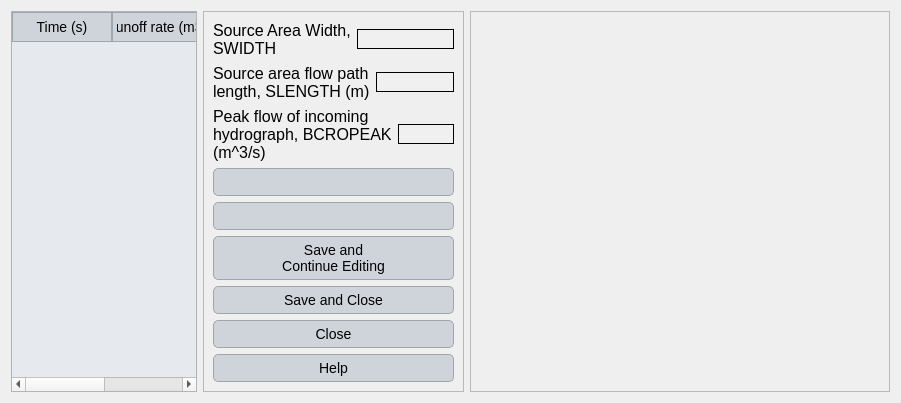
Above: ui/vfsmod_hydrograph.ui from Inigobarbe/VFSMOD-GUI before the change. Below: the same form after it.
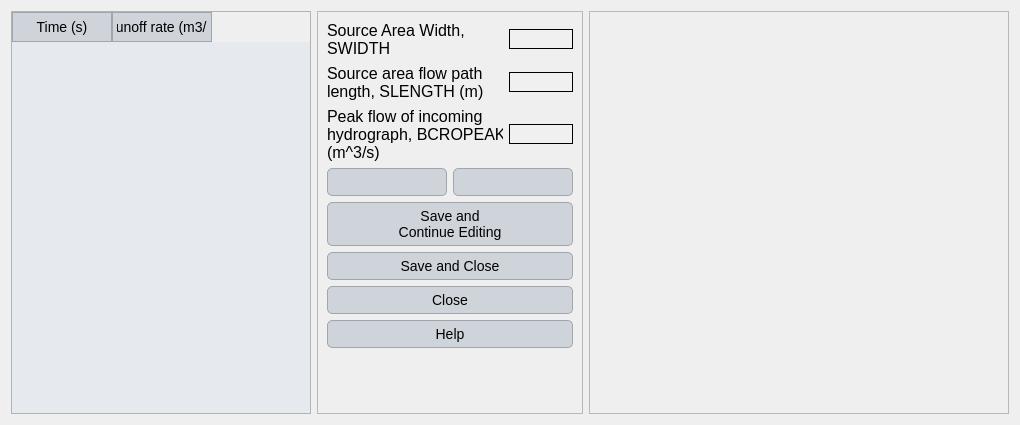
That is the form after the change.

Patch:
```diff
--- a/ui/vfsmod_hydrograph.ui
+++ b/ui/vfsmod_hydrograph.ui
@@ -6,8 +6,8 @@
    <rect>
     <x>0</x>
     <y>0</y>
-    <width>901</width>
-    <height>378</height>
+    <width>1020</width>
+    <height>425</height>
    </rect>
   </property>
   <property name="windowTitle">
@@ -119,6 +119,12 @@
   <layout class="QGridLayout" name="gridLayout">
    <item row="0" column="0">
     <widget class="QTableWidget" name="tableWidget">
+     <property name="minimumSize">
+      <size>
+       <width>300</width>
+       <height>0</height>
+      </size>
+     </property>
      <column>
       <property name="text">
        <string>Time (s)</string>
@@ -140,25 +146,41 @@
       <enum>QFrame::Raised</enum>
      </property>
      <layout class="QGridLayout" name="gridLayout_2">
-      <item row="8" column="0">
-       <widget class="QPushButton" name="pushButton_4">
-        <property name="text">
-         <string>Help</string>
-        </property>
-       </widget>
-      </item>
-      <item row="5" column="0">
-       <widget class="QPushButton" name="save_continue">
-        <property name="text">
-         <string>Save and 
-Continue Editing</string>
-        </property>
-       </widget>
+      <item row="1" column="0">
+       <layout class="QHBoxLayout" name="horizontalLayout_2">
+        <item>
+         <widget class="QLabel" name="label_2">
+          <property name="minimumSize">
+           <size>
+            <width>176</width>
+            <height>0</height>
+           </size>
+          </property>
+          <property name="text">
+           <string>Source area flow path
+length, SLENGTH (m)</string>
+          </property>
+         </widget>
+        </item>
+        <item>
+         <widget class="QLineEdit" name="length">
+          <property name="alignment">
+           <set>Qt::AlignCenter</set>
+          </property>
+         </widget>
+        </item>
+       </layout>
       </item>
       <item row="2" column="0">
        <layout class="QHBoxLayout" name="horizontalLayout_3">
         <item>
          <widget class="QLabel" name="label_3">
+          <property name="minimumSize">
+           <size>
+            <width>176</width>
+            <height>0</height>
+           </size>
+          </property>
           <property name="text">
            <string>Peak flow of incoming
 hydrograph, BCROPEAK
@@ -175,7 +197,22 @@
         </item>
        </layout>
       </item>
-      <item row="9" column="0">
+      <item row="6" column="0">
+       <widget class="QPushButton" name="close_dialog">
+        <property name="text">
+         <string>Close</string>
+        </property>
+       </widget>
+      </item>
+      <item row="4" column="0">
+       <widget class="QPushButton" name="save_continue">
+        <property name="text">
+         <string>Save and 
+Continue Editing</string>
+        </property>
+       </widget>
+      </item>
+      <item row="8" column="0">
        <spacer name="verticalSpacer">
         <property name="orientation">
          <enum>Qt::Vertical</enum>
@@ -188,57 +225,30 @@
         </property>
        </spacer>
       </item>
-      <item row="3" column="0">
-       <widget class="QPushButton" name="add">
+      <item row="7" column="0">
+       <widget class="QPushButton" name="pushButton_4">
         <property name="text">
-         <string/>
+         <string>Help</string>
         </property>
        </widget>
       </item>
-      <item row="4" column="0">
-       <widget class="QPushButton" name="remove">
-        <property name="text">
-         <string/>
-        </property>
-       </widget>
-      </item>
-      <item row="6" column="0">
+      <item row="5" column="0">
        <widget class="QPushButton" name="save_close">
         <property name="text">
          <string>Save and Close</string>
         </property>
        </widget>
       </item>
-      <item row="1" column="0">
-       <layout class="QHBoxLayout" name="horizontalLayout_2">
-        <item>
-         <widget class="QLabel" name="label_2">
-          <property name="text">
-           <string>Source area flow path
-length, SLENGTH (m)</string>
-          </property>
-         </widget>
-        </item>
-        <item>
-         <widget class="QLineEdit" name="length">
-          <property name="alignment">
-           <set>Qt::AlignCenter</set>
-          </property>
-         </widget>
-        </item>
-       </layout>
-      </item>
-      <item row="7" column="0">
-       <widget class="QPushButton" name="close_dialog">
-        <property name="text">
-         <string>Close</string>
-        </property>
-       </widget>
-      </item>
       <item row="0" column="0">
        <layout class="QHBoxLayout" name="horizontalLayout">
         <item>
          <widget class="QLabel" name="label">
+          <property name="minimumSize">
+           <size>
+            <width>176</width>
+            <height>0</height>
+           </size>
+          </property>
           <property name="text">
            <string>Source Area Width,
 SWIDTH</string>
@@ -254,6 +264,24 @@
         </item>
        </layout>
       </item>
+      <item row="3" column="0">
+       <layout class="QHBoxLayout" name="horizontalLayout_4">
+        <item>
+         <widget class="QPushButton" name="add">
+          <property name="text">
+           <string/>
+          </property>
+         </widget>
+        </item>
+        <item>
+         <widget class="QPushButton" name="remove">
+          <property name="text">
+           <string/>
+          </property>
+         </widget>
+        </item>
+       </layout>
+      </item>
      </layout>
     </widget>
    </item>
```
